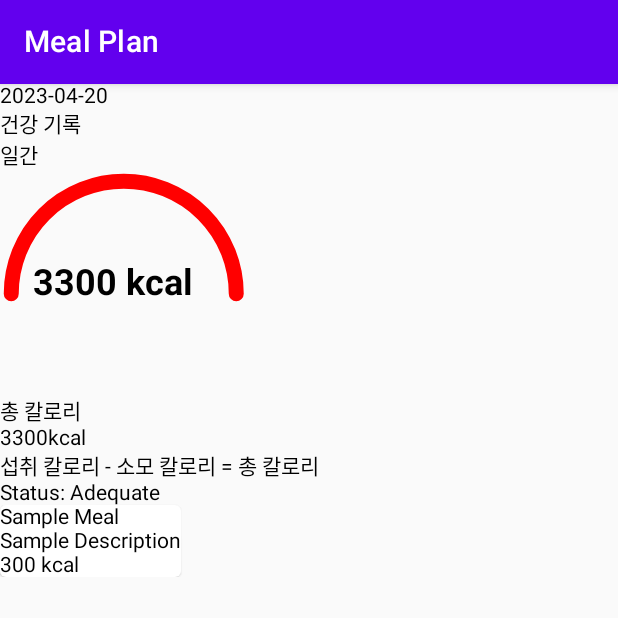
After one commit to zhujack26/healthone, an Android app built with Jetpack Compose: the MealPlanPage screen opened through its navigation route, on a phone screen of 412 x 824 dp, the top half of it. The commit adds this screen. Run offline under Robolectric (Android 15) with nearby library versions, the phone set to English and light mode, and no system bars.

Commit message:
feat: 식단관리페이지 생성

```diff
--- a/mobile/app/build.gradle
+++ b/mobile/app/build.gradle
@@ -54,10 +54,12 @@ dependencies {
     implementation "androidx.compose.ui:ui:$compose_ui_version"
     implementation "androidx.compose.ui:ui-tooling-preview:$compose_ui_version"
     implementation 'androidx.compose.material:material:1.2.0'
+    implementation 'androidx.navigation:navigation-compose:2.4.1'
     testImplementation 'junit:junit:4.13.2'
     androidTestImplementation 'androidx.test.ext:junit:1.1.5'
     androidTestImplementation 'androidx.test.espresso:espresso-core:3.5.1'
     androidTestImplementation "androidx.compose.ui:ui-test-junit4:$compose_ui_version"
     debugImplementation "androidx.compose.ui:ui-tooling:$compose_ui_version"
     debugImplementation "androidx.compose.ui:ui-test-manifest:$compose_ui_version"
+
 }
--- a/mobile/app/src/main/java/com/secui/healthone/MainActivity.kt
+++ b/mobile/app/src/main/java/com/secui/healthone/MainActivity.kt
@@ -3,26 +3,27 @@ package com.secui.healthone
 import android.os.Bundle
 import androidx.activity.ComponentActivity
 import androidx.activity.compose.setContent
-import androidx.compose.foundation.layout.fillMaxSize
-import androidx.compose.material.MaterialTheme
-import androidx.compose.material.Surface
+import androidx.compose.material.Button
 import androidx.compose.material.Text
 import androidx.compose.runtime.Composable
-import androidx.compose.ui.Modifier
-import androidx.compose.ui.tooling.preview.Preview
-import com.secui.healthone.ui.theme.HealthoneTheme
+import androidx.navigation.NavController
+import androidx.navigation.compose.NavHost
+import androidx.navigation.compose.composable
+import androidx.navigation.compose.rememberNavController
+import com.secui.healthone.compose.MealPlanPage
 
 class MainActivity : ComponentActivity() {
     override fun onCreate(savedInstanceState: Bundle?) {
         super.onCreate(savedInstanceState)
         setContent {
-            HealthoneTheme {
-                // A surface container using the 'background' color from the theme
-                Surface(
-                    modifier = Modifier.fillMaxSize(),
-                    color = MaterialTheme.colors.background
-                ) {
-                    Greeting("Android")
+            val navController = rememberNavController()
+
+            NavHost(navController = navController, startDestination = "main") {
+                composable("main") {
+                    MainPage(navController = navController)
+                }
+                composable("mealPlanPage") {
+                    MealPlanPage()
                 }
             }
         }
@@ -30,14 +31,8 @@ class MainActivity : ComponentActivity() {
 }
 
 @Composable
-fun Greeting(name: String) {
-    Text(text = "Hello $name!")
-}
-
-@Preview(showBackground = true)
-@Composable
-fun DefaultPreview() {
-    HealthoneTheme {
-        Greeting("Android")
+fun MainPage(navController: NavController) {
+    Button(onClick = { navController.navigate("mealPlanPage") }) {
+        Text("Go to Meal Plan Page")
     }
 }
--- /dev/null
+++ b/mobile/app/src/main/java/com/secui/healthone/compose/MealPlanPage.kt
@@ -0,0 +1,46 @@
+package com.secui.healthone.compose
+
+import androidx.compose.foundation.layout.Column
+import androidx.compose.material.Text
+import androidx.compose.runtime.Composable
+import com.secui.healthone.dataclass.Meal
+import com.secui.healthone.ui.mealplanpage.CalorieStatus
+import com.secui.healthone.ui.mealplanpage.DateComponent
+import com.secui.healthone.ui.mealplanpage.CircularGraph
+import com.secui.healthone.ui.mealplanpage.MealCard
+import com.secui.healthone.ui.mealplanpage.TopBar
+
+@Composable
+fun MealPlanPage() {
+    val meal = Meal("Sample Meal", "Sample Description", 300)
+
+    Column {
+        // TopBar 컴포넌트
+        TopBar()
+
+        // 날짜 컴포넌트
+        DateComponent()
+
+        // 건강 기록 및 일간 텍스트
+        Text("건강 기록")
+        Text("일간")
+
+        // 가로 막대 그래프 컴포넌트
+        CircularGraph(totalCalories = 3300)
+
+        // 총 칼로리 텍스트
+        Text("총 칼로리")
+
+        // 3300kcal 텍스트
+        Text("3300kcal")
+
+        // 섭취 칼로리 - 소모 칼로리 = 총 칼로리 텍스트
+        Text("섭취 칼로리 - 소모 칼로리 = 총 칼로리")
+
+        // 총 칼로리에 따른 상태 텍스트 컴포넌트
+        CalorieStatus()
+
+        // MealCard 컴포넌트
+        MealCard(meal)
+    }
+}
--- /dev/null
+++ b/mobile/app/src/main/java/com/secui/healthone/dataclass/Meal.kt
@@ -0,0 +1,7 @@
+package com.secui.healthone.dataclass
+
+data class Meal(
+    val name: String,
+    val description: String,
+    val calories: Int
+)
--- /dev/null
+++ b/mobile/app/src/main/java/com/secui/healthone/ui/mealplanpage/CalorieStatus.kt
@@ -0,0 +1,9 @@
+package com.secui.healthone.ui.mealplanpage
+
+import androidx.compose.material.Text
+import androidx.compose.runtime.Composable
+
+@Composable
+fun CalorieStatus() {
+    Text("Status: Adequate")
+}
--- /dev/null
+++ b/mobile/app/src/main/java/com/secui/healthone/ui/mealplanpage/CircularGraph.kt
@@ -0,0 +1,61 @@
+package com.secui.healthone.ui.mealplanpage
+
+import androidx.compose.foundation.Canvas
+import androidx.compose.foundation.layout.Box
+import androidx.compose.foundation.layout.size
+import androidx.compose.material.Text
+import androidx.compose.runtime.Composable
+import androidx.compose.ui.Alignment
+import androidx.compose.ui.Modifier
+import androidx.compose.ui.geometry.Offset
+import androidx.compose.ui.graphics.Color
+import androidx.compose.ui.graphics.StrokeCap
+import androidx.compose.ui.graphics.drawscope.Stroke
+import androidx.compose.ui.text.TextStyle
+import androidx.compose.ui.text.font.FontWeight
+import androidx.compose.ui.tooling.preview.Preview
+import androidx.compose.ui.unit.dp
+import androidx.compose.ui.unit.sp
+
+@Composable
+fun CircularGraph(totalCalories: Int, modifier: Modifier = Modifier) {
+    val graphSize = 150.dp
+    val strokeWidth = 15.dp
+    val graphColor = Color.Red
+
+    Box(modifier = modifier.size(graphSize)) {
+        Canvas(modifier = Modifier.matchParentSize()) {
+            val circleRadius = (size.minDimension - strokeWidth.toPx()) / 2
+            val halfCircleAngle = 180f
+
+            drawArc(
+                color = graphColor,
+                startAngle = 180f,
+                sweepAngle = halfCircleAngle,
+                useCenter = false,
+                topLeft = Offset(
+                    (size / 2.0f).width - circleRadius.toFloat(),
+                    (size / 2.0f).height - circleRadius.toFloat()
+                ),
+                size = size,
+                style = Stroke(width = strokeWidth.value, cap = StrokeCap.Round)
+            )
+        }
+
+        Box(
+            contentAlignment = Alignment.Center,
+            modifier = Modifier.matchParentSize()
+        ) {
+            Text(
+                text = "$totalCalories kcal",
+                style = TextStyle(fontSize = 24.sp, fontWeight = FontWeight.Bold)
+            )
+        }
+    }
+}
+
+@Preview
+@Composable
+fun CircularGraphPreview() {
+    CircularGraph(totalCalories = 3300)
+}
--- /dev/null
+++ b/mobile/app/src/main/java/com/secui/healthone/ui/mealplanpage/DateCompont.kt
@@ -0,0 +1,9 @@
+package com.secui.healthone.ui.mealplanpage
+
+import androidx.compose.material.Text
+import androidx.compose.runtime.Composable
+
+@Composable
+fun DateComponent() {
+    Text("2023-04-20")
+}
--- /dev/null
+++ b/mobile/app/src/main/java/com/secui/healthone/ui/mealplanpage/MealCard.kt
@@ -0,0 +1,18 @@
+package com.secui.healthone.ui.mealplanpage
+
+import androidx.compose.foundation.layout.Column
+import androidx.compose.material.Card
+import androidx.compose.material.Text
+import androidx.compose.runtime.Composable
+import com.secui.healthone.dataclass.Meal
+
+@Composable
+fun MealCard(meal: Meal) {
+    Card {
+        Column {
+            Text(text = meal.name)
+            Text(text = meal.description)
+            Text(text = "${meal.calories} kcal")
+        }
+    }
+}
--- /dev/null
+++ b/mobile/app/src/main/java/com/secui/healthone/ui/mealplanpage/TopBar.kt
@@ -0,0 +1,10 @@
+package com.secui.healthone.ui.mealplanpage
+
+import androidx.compose.material.Text
+import androidx.compose.material.TopAppBar
+import androidx.compose.runtime.Composable
+
+@Composable
+fun TopBar() {
+    TopAppBar(title = { Text("Meal Plan") })
+}
--- /dev/null
+++ b/mobile/app/src/main/java/com/secui/healthone/viewmodel/MealPlanViewModel.kt
@@ -0,0 +1,7 @@
+package com.secui.healthone.viewmodel
+
+import androidx.lifecycle.ViewModel
+
+class MealPlanViewModel : ViewModel() {
+    // 여기에 식단 관리 페이지와 관련된 상태를 관리하는 코드를 작성합니다.
+}
--- a/mobile/build.gradle
+++ b/mobile/build.gradle
@@ -4,7 +4,7 @@ buildscript {
     }
 }// Top-level build file where you can add configuration options common to all sub-projects/modules.
 plugins {
-    id 'com.android.application' version '7.4.0' apply false
-    id 'com.android.library' version '7.4.0' apply false
+    id 'com.android.application' version '7.4.2' apply false
+    id 'com.android.library' version '7.4.2' apply false
     id 'org.jetbrains.kotlin.android' version '1.7.0' apply false
 }
```
